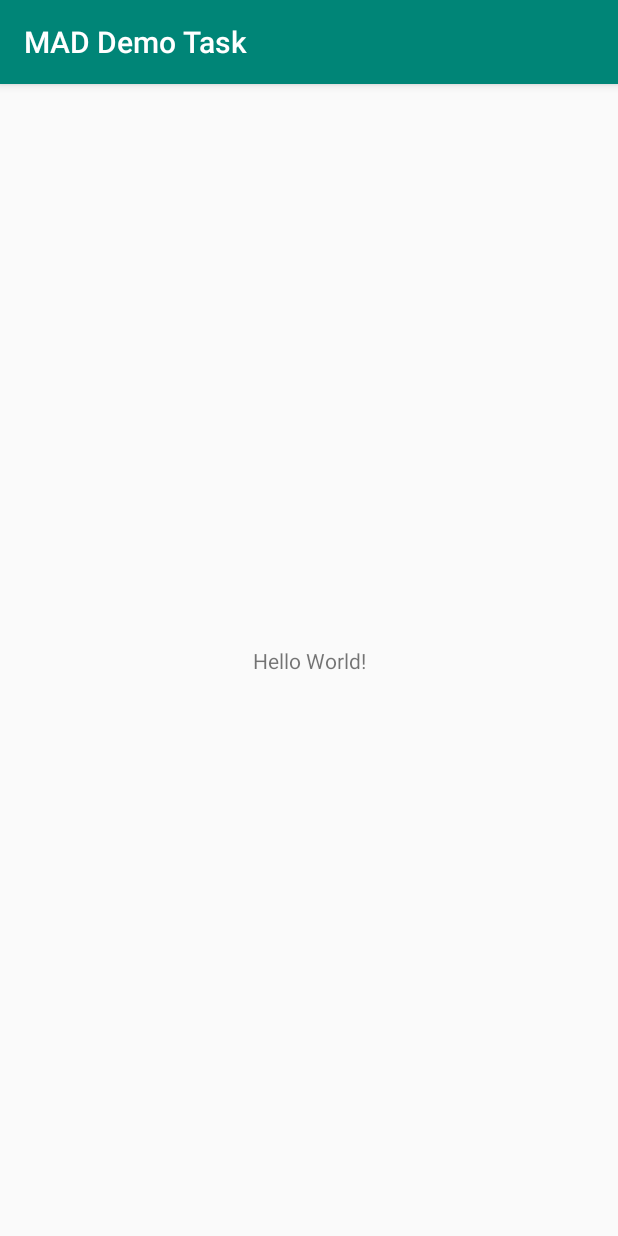
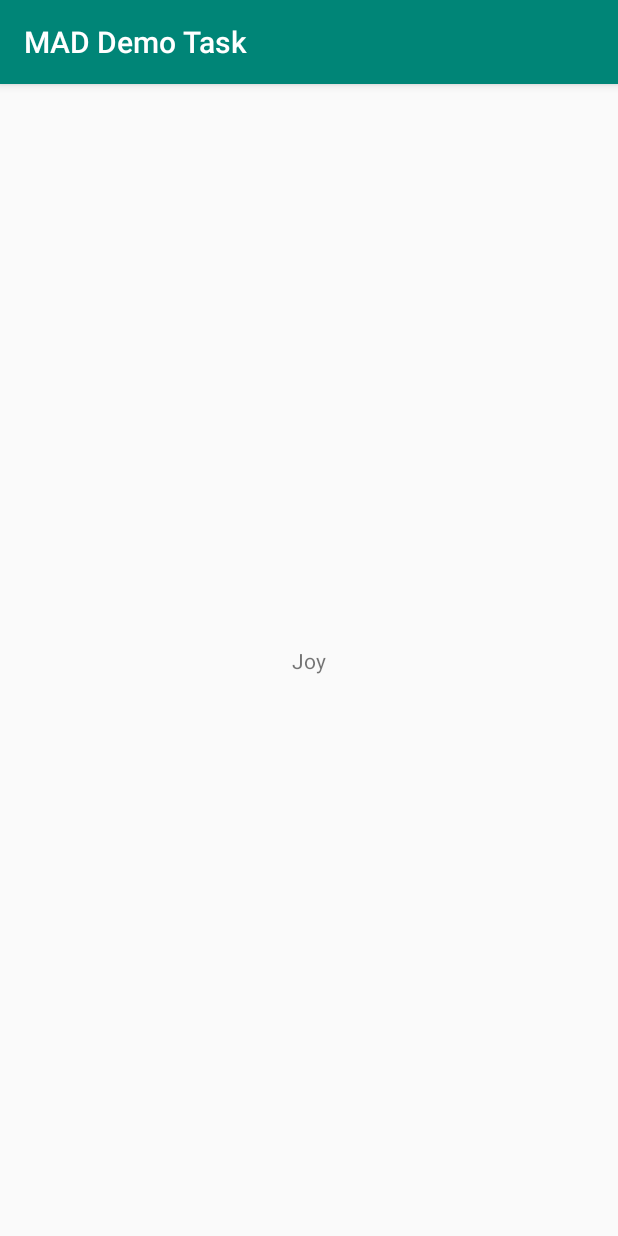
Before and after one commit to Mrrobi/MAD-Demo-Task, an Android app: the screen it shows after launch (MainActivity), on a phone screen of 412 x 824 dp. Run offline under Robolectric (Android 15) with nearby library versions, the phone set to English and light mode, and no system bars.

Commit message:
2nd push

```diff
--- a/app/src/main/res/layout/activity_main.xml
+++ b/app/src/main/res/layout/activity_main.xml
@@ -9,7 +9,7 @@
     <TextView
         android:layout_width="wrap_content"
         android:layout_height="wrap_content"
-        android:text="Hello World!"
+        android:text="Joy"
         app:layout_constraintBottom_toBottomOf="parent"
         app:layout_constraintLeft_toLeftOf="parent"
         app:layout_constraintRight_toRightOf="parent"
```
